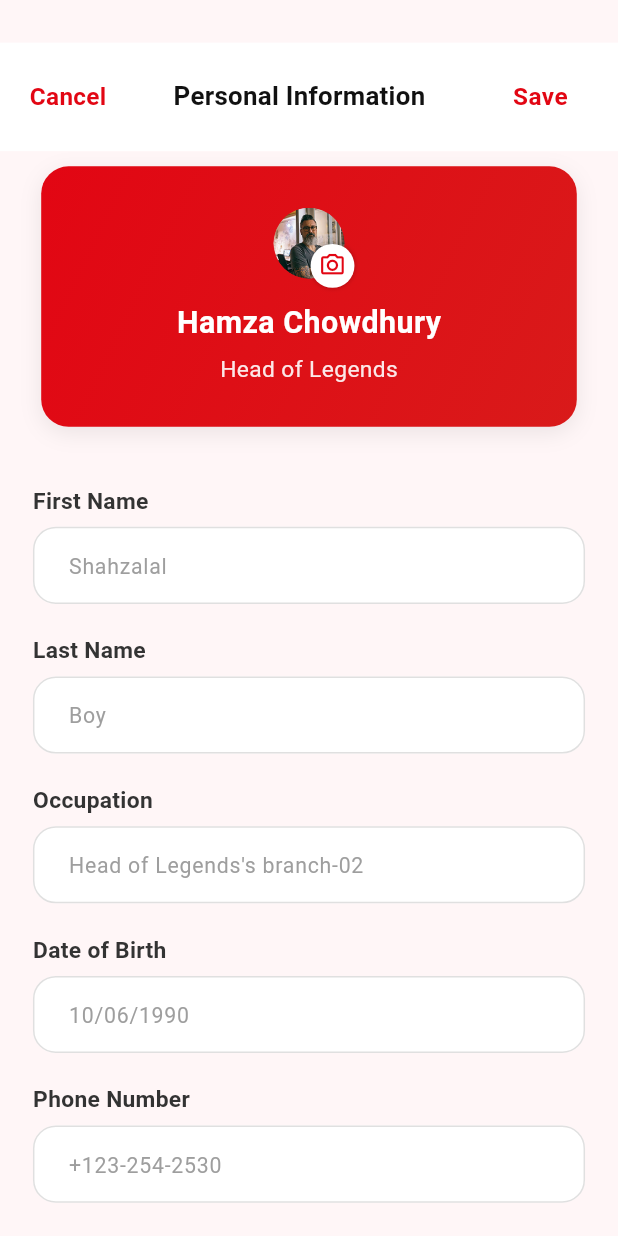
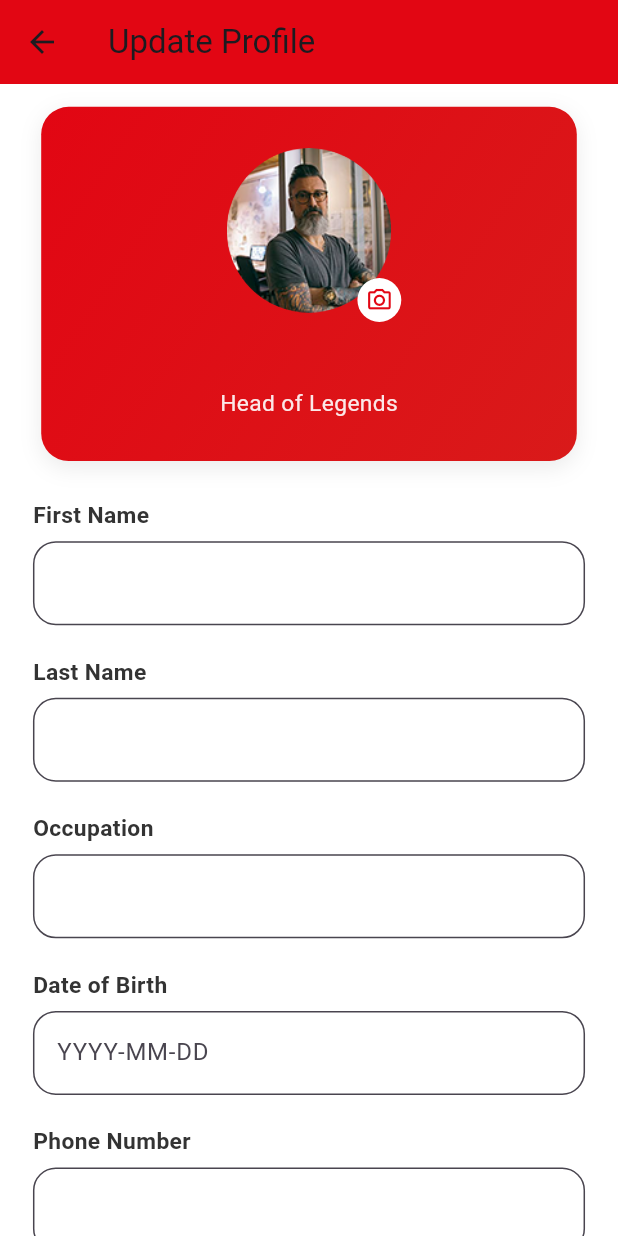
Before and after one commit to backbencherstudio/hmlegends, a Flutter app: the HeadOfficeChangeInfoScreen screen opened by its route, on a phone screen of 412 x 824 dp. Run offline on Flutter 3.47's test engine with Material 3 defaults, Android fonts, the phone set to English and light mode, and no system bars; our stand-ins replace dio, dotted_border, firebase_auth, firebase_core, fl_chart, flutter_screenutil and 7 more; accounts and stored records are empty; network calls fail; project files that could hold a hidden picture were left out.

Commit message:
added the profil data

```diff
--- a/lib/core/constant/api_endpoint.dart
+++ b/lib/core/constant/api_endpoint.dart
@@ -2,7 +2,7 @@ class ApiEndpoints {
   ApiEndpoints._();
 
   static const String baseUrl =
-      'https://tall-appeals-hart-sight.trycloudflare.com';
+      'https://creative-wanted-clause-trainers.trycloudflare.com';
   static const String googleLogin =
       'http://192.168.5.232:4050/api/auth/google/signin';
 
--- a/lib/presentation/view/admin_flow/admin/profile/screen/head_office_change_info_change.dart
+++ b/lib/presentation/view/admin_flow/admin/profile/screen/head_office_change_info_change.dart
@@ -1,184 +1,179 @@
+import 'dart:io';
 import 'package:flutter/material.dart';
 import 'package:flutter_screenutil/flutter_screenutil.dart';
-import 'package:hmlegends/core/constant/asset_path.dart';
+import 'package:hmlegends/core/constant/api_endpoint.dart';
+import 'package:image_picker/image_picker.dart';
+import 'package:provider/provider.dart';
+import '../../../../../../core/constant/asset_path.dart';
+import '../../../view_model/profile/change_pass_provider.dart';
 
-class HeadOfficeChangeInfoScreen extends StatelessWidget {
+class HeadOfficeChangeInfoScreen extends StatefulWidget {
   const HeadOfficeChangeInfoScreen({super.key});
 
-  void _showSubmitDialog(BuildContext context) {
-    showDialog(
-      context: context,
-      builder: (context) => AlertDialog(
-        backgroundColor: Colors.white,
-        shape: RoundedRectangleBorder(
-          borderRadius: BorderRadius.circular(18.r),
-        ),
-        contentPadding: EdgeInsets.fromLTRB(24.w, 22.h, 24.w, 20.h),
-        content: Column(
-          mainAxisSize: MainAxisSize.min,
-          children: [
-            Text(
-              'Discard Changes?',
-              textAlign: TextAlign.center,
-              style: TextStyle(
-                fontSize: 18.sp,
-                fontWeight: FontWeight.w700,
-                color: const Color(0xFF1E1E1E),
-              ),
-            ),
-            SizedBox(height: 8.h),
-            Text(
-              'Unsaved changes will be lost.',
-              textAlign: TextAlign.center,
-              style: TextStyle(
-                fontSize: 14.sp,
-                color: const Color(0xFF777980),
-                height: 1.4,
-              ),
-            ),
-            SizedBox(height: 24.h),
-            Column(
-              children: [
-                // Yes button
-                SizedBox(
-                  width: double.infinity,
-                  height: 46.h,
-                  child: ElevatedButton(
-                    onPressed: () {
-                      Navigator.pop(context);
-                      // discard logic here
-                    },
-                    style: ElevatedButton.styleFrom(
-                      backgroundColor: const Color(0xffE20613),
-                      shape: RoundedRectangleBorder(
-                        borderRadius: BorderRadius.circular(30.r),
-                      ),
-                      elevation: 2,
-                    ),
-                    child: Text(
-                      'Yes, Discard',
-                      style: TextStyle(
-                        fontSize: 15.sp,
-                        fontWeight: FontWeight.w600,
-                        color: Colors.white,
-                        letterSpacing: 0.3,
-                      ),
-                    ),
-                  ),
-                ),
-                SizedBox(height: 12.h),
-                // No button
-                SizedBox(
-                  width: double.infinity,
-                  height: 46.h,
-                  child: OutlinedButton(
-                    onPressed: () => Navigator.pop(context),
-                    style: OutlinedButton.styleFrom(
-                      side: const BorderSide(color: Color(0xffE20613), width: 1.2),
-                      shape: RoundedRectangleBorder(
-                        borderRadius: BorderRadius.circular(30.r),
-                      ),
-                    ),
-                    child: Text(
-                      'No, Keep Editing',
-                      style: TextStyle(
-                        color: const Color(0xffE20613),
-                        fontSize: 15.sp,
-                        fontWeight: FontWeight.w600,
-                      ),
-                    ),
-                  ),
-                ),
-              ],
-            ),
-          ],
-        ),
-      ),
+  @override
+  State<HeadOfficeChangeInfoScreen> createState() =>
+      _HeadOfficeChangeInfoScreenState();
+}
+
+class _HeadOfficeChangeInfoScreenState
+    extends State<HeadOfficeChangeInfoScreen> {
+  // Controllers
+  final TextEditingController firstNameController = TextEditingController();
+  final TextEditingController lastNameController = TextEditingController();
+  final TextEditingController occupationController = TextEditingController();
+  final TextEditingController dateOfBirthController = TextEditingController();
+  final TextEditingController phoneController = TextEditingController();
+  final TextEditingController cityController = TextEditingController();
+  final TextEditingController addressController = TextEditingController();
+
+  File? selectedImage; // picked image
+  String? existingImageUrl; // image from server
+
+  @override
+  void initState() {
+    super.initState();
+    loadProfileData();
+  }
+
+  Future<void> loadProfileData() async {
+    final provider = Provider.of<ChangePasswordProvider>(
+      context,
+      listen: false,
     );
+    await provider.adminCheckMe();
+    final data = provider.adminInfoModel?.data;
+
+    if (data != null) {
+      firstNameController.text = data.firstName ?? "";
+      lastNameController.text = data.lastName ?? "";
+      occupationController.text = data.occupation ?? "";
+      dateOfBirthController.text = data.dateOfBirth ?? "";
+      phoneController.text = data.phoneNumber ?? "";
+      cityController.text = data.city ?? "";
+      addressController.text = data.address ?? "";
+      existingImageUrl = data.avatar; // store server image URL
+    }
+
+    setState(() {});
+  }
+
+  Future<void> chooseImage() async {
+    final picker = ImagePicker();
+    final pickedFile = await picker.pickImage(
+      source: ImageSource.gallery,
+      imageQuality: 70,
+    );
+
+    if (pickedFile != null) {
+      setState(() {
+        selectedImage = File(pickedFile.path);
+      });
+    }
   }
 
   @override
   Widget build(BuildContext context) {
+    final provider = Provider.of<ChangePasswordProvider>(context);
+
     return Scaffold(
-      backgroundColor: const Color(0xffFFF6F7),
+      appBar: AppBar(
+        title: const Text("Update Profile"),
+        backgroundColor: const Color(0xFFE20613),
+      ),
       body: SingleChildScrollView(
         child: Column(
-          crossAxisAlignment: CrossAxisAlignment.stretch,
           children: [
-            SizedBox(height: 28.h),
+            _ProfileHeader(
+              pickedImage: selectedImage,
+              imageUrl: existingImageUrl,
+              fname: firstNameController.text,
+              lname: lastNameController.text,
+              onImagePick: chooseImage,
+            ),
 
-            // AppBar Section
-            Container(
-              padding: EdgeInsets.symmetric(horizontal: 18.w, vertical: 12.h),
-              color: Colors.white,
-              child: Row(
-                mainAxisAlignment: MainAxisAlignment.spaceBetween,
-                children: [
-                  // Cancel Button
-                  GestureDetector(
-                    onTap: () => Navigator.pop(context),
+            LabeledInputField(
+              label: "First Name",
+              placeholder: "",
+              controller: firstNameController,
+            ),
+            LabeledInputField(
+              label: "Last Name",
+              placeholder: "",
+              controller: lastNameController,
+            ),
+            LabeledInputField(
+              label: "Occupation",
+              placeholder: "",
+              controller: occupationController,
+            ),
+            LabeledInputField(
+              label: "Date of Birth",
+              placeholder: "YYYY-MM-DD",
+              controller: dateOfBirthController,
+            ),
+            LabeledInputField(
+              label: "Phone Number",
+              placeholder: "",
+              controller: phoneController,
+              isNumeric: true,
+            ),
+            LabeledInputField(
+              label: "City",
+              placeholder: "",
+              controller: cityController,
+            ),
+            LabeledInputField(
+              label: "Address",
+              placeholder: "",
+              controller: addressController,
+              isMultiline: true,
+            ),
+
+            SizedBox(height: 20.h),
+
+            SizedBox(
+              width: MediaQuery.of(context).size.width * 0.9,
+              child: ElevatedButton(
+                onPressed: () async {
+                  final success = await provider.updateAdminProfile(
+                    firstName: firstNameController.text,
+                    lastName: lastNameController.text,
+                    occupation: occupationController.text,
+                    dateOfBirth: dateOfBirthController.text,
+                    phoneNumber: phoneController.text,
+                    city: cityController.text,
+                    address: addressController.text,
+                    image: selectedImage,
+                  );
+
+                  ScaffoldMessenger.of(context).showSnackBar(
+                    SnackBar(
+                      content: Text(
+                        success
+                            ? "Profile updated successfully"
+                            : "Failed to update profile",
+                      ),
+                    ),
+                  );
+                },
+                style: ElevatedButton.styleFrom(
+                  backgroundColor: const Color(0xFFE20613),
+                  padding: EdgeInsets.symmetric(
+                    horizontal: 40.w,
+                    vertical: 15.h,
+                  ),
+                  shape: RoundedRectangleBorder(
+                    borderRadius: BorderRadius.circular(15.r),
+                  ),
+                ),
                 child: Text(
-                      'Cancel',
-                      style: TextStyle(
-                        color: const Color(0xffE20613),
-                        fontSize: 16.sp,
-                        fontWeight: FontWeight.w700,
-                        letterSpacing: 0.2,
+                  "Save",
+                  style: TextStyle(fontSize: 16.sp, color: Colors.white),
                 ),
               ),
             ),
 
-                  // Title
-                  Text(
-                    'Personal Information',
-                    style: TextStyle(
-                      color: const Color(0xFF111111),
-                      fontWeight: FontWeight.w700,
-                      fontSize: 17.sp,
-                      letterSpacing: 0.2,
-                    ),
-                  ),
-
-                  // Save Button
-                  TextButton(
-                    onPressed: () => _showSubmitDialog(context),
-                    child: Text(
-                      'Save',
-                      style: TextStyle(
-                        color: const Color(0xffE20613),
-                        fontSize: 16.sp,
-                        fontWeight: FontWeight.w700,
-                        letterSpacing: 0.3,
-                      ),
-                    ),
-                  ),
-                ],
-              ),
-            ),
-
-            const _ProfileHeader(),
-            SizedBox(height: 18.h),
-
-            // Input Fields
-            const LabeledInputField(label: 'First Name', placeholder: 'Shahzalal'),
-            const LabeledInputField(label: 'Last Name', placeholder: 'Boy'),
-            const LabeledInputField(
-              label: 'Occupation',
-              placeholder: "Head of Legends's branch-02",
-            ),
-            const LabeledInputField(label: 'Date of Birth', placeholder: '10/06/1990'),
-            const LabeledInputField(
-              label: 'Phone Number',
-              placeholder: '+123-254-2530',
-              isNumeric: true,
-            ),
-            const LabeledInputField(label: 'City', placeholder: 'Boston, MA'),
-            const LabeledInputField(
-              label: 'Address',
-              placeholder: '123 Main St, Apt 4B',
-              isMultiline: true,
-            ),
-            SizedBox(height: 50.h),
+            SizedBox(height: 30.h),
           ],
         ),
       ),
@@ -186,14 +181,53 @@ class HeadOfficeChangeInfoScreen extends StatelessWidget {
   }
 }
 
-// 🧑‍💼 Profile Header Card
+/// ----------------------
+/// PROFILE HEADER
+/// ----------------------
 class _ProfileHeader extends StatelessWidget {
-  const _ProfileHeader();
+  final File? pickedImage;
+  final String? imageUrl;
+  final String fname;
+  final String lname;
+  final VoidCallback onImagePick;
+
+  const _ProfileHeader({
+    this.pickedImage,
+    this.imageUrl,
+    required this.fname,
+    required this.lname,
+    required this.onImagePick,
+  });
 
   @override
   Widget build(BuildContext context) {
+    Widget displayImage;
+
+    if (pickedImage != null) {
+      displayImage = Image.file(
+        pickedImage!,
+        width: 100.w,
+        height: 100.w,
+        fit: BoxFit.cover,
+      );
+    } else if (imageUrl != null && imageUrl!.isNotEmpty) {
+      displayImage = Image.network(
+        "${ApiEndpoints.baseUrl}/storage/avatar/$imageUrl",
+        width: 100.w,
+        height: 100.w,
+        fit: BoxFit.cover,
+      );
+    } else {
+      displayImage = Image.asset(
+        AssetPaths.personIcon,
+        width: 100.w,
+        height: 100.w,
+        fit: BoxFit.cover,
+      );
+    }
+
     return Container(
-      margin: EdgeInsets.symmetric(horizontal: 25.w, vertical: 10.h),
+      margin: EdgeInsets.symmetric(horizontal: 25.w, vertical: 15.h),
       padding: EdgeInsets.all(25.w),
       decoration: BoxDecoration(
         gradient: const LinearGradient(
@@ -216,26 +250,17 @@ class _ProfileHeader extends StatelessWidget {
             Stack(
               clipBehavior: Clip.none,
               children: [
-                ClipOval(
-                  child: Image.asset(
-                    AssetPaths.personIcon,
-                    scale: 2.7,
-                    fit: BoxFit.cover,
-                    errorBuilder: (context, error, stackTrace) =>
-                    const Icon(Icons.person, size: 60, color: Colors.white),
-                  ),
-                ),
+                ClipOval(child: displayImage),
                 Positioned(
                   bottom: -6.h,
                   right: -6.w,
+                  child: GestureDetector(
+                    onTap: onImagePick,
                     child: Container(
                       padding: EdgeInsets.all(5.w),
                       decoration: const BoxDecoration(
                         color: Colors.white,
                         shape: BoxShape.circle,
-                      boxShadow: [
-                        BoxShadow(color: Colors.black26, blurRadius: 2)
-                      ],
                       ),
                       child: Icon(
                         Icons.camera_alt_outlined,
@@ -244,16 +269,16 @@ class _ProfileHeader extends StatelessWidget {
                       ),
                     ),
                   ),
+                ),
               ],
             ),
             SizedBox(height: 15.h),
             Text(
-              'Hamza Chowdhury',
+              "$fname $lname",
               style: TextStyle(
                 color: Colors.white,
                 fontSize: 20.sp,
                 fontWeight: FontWeight.w700,
-                letterSpacing: 0.3,
               ),
             ),
             SizedBox(height: 5.h),
@@ -262,7 +287,6 @@ class _ProfileHeader extends StatelessWidget {
               style: TextStyle(
                 color: Colors.white.withOpacity(0.9),
                 fontSize: 15.sp,
-                fontWeight: FontWeight.w400,
               ),
             ),
           ],
@@ -272,17 +296,21 @@ class _ProfileHeader extends StatelessWidget {
   }
 }
 
-// 🧾 Custom Input Field
+/// ----------------------
+/// CUSTOM INPUT FIELD
+/// ----------------------
 class LabeledInputField extends StatelessWidget {
   final String label;
   final String placeholder;
   final bool isNumeric;
   final bool isMultiline;
+  final TextEditingController controller;
 
   const LabeledInputField({
     super.key,
     required this.label,
     required this.placeholder,
+    required this.controller,
     this.isNumeric = false,
     this.isMultiline = false,
   });
@@ -300,38 +328,18 @@ class LabeledInputField extends StatelessWidget {
               fontWeight: FontWeight.w600,
               fontSize: 15.sp,
               color: const Color(0xFF333333),
-              letterSpacing: 0.2,
             ),
           ),
           SizedBox(height: 6.h),
           TextField(
+            controller: controller,
             maxLines: isMultiline ? 3 : 1,
             keyboardType: isNumeric ? TextInputType.phone : TextInputType.text,
-            style: TextStyle(
-              fontSize: 15.sp,
-              fontWeight: FontWeight.w500,
-              color: const Color(0xFF111111),
-            ),
             decoration: InputDecoration(
               hintText: placeholder,
-              hintStyle: TextStyle(
-                color: Colors.grey.shade500,
-                fontSize: 14.sp,
-                fontWeight: FontWeight.w400,
-              ),
               filled: true,
               fillColor: Colors.white,
-              contentPadding:
-              EdgeInsets.symmetric(vertical: 14.h, horizontal: 18.w),
               border: OutlineInputBorder(
-                borderRadius: BorderRadius.circular(15.r),
-                borderSide: BorderSide(color: Colors.grey.shade300),
-              ),
-              focusedBorder:  OutlineInputBorder(
-                borderRadius: BorderRadius.all(Radius.circular(15)),
-                borderSide: BorderSide(color: Colors.grey.shade300),
-              ),
-              enabledBorder: OutlineInputBorder(
                 borderRadius: BorderRadius.circular(15.r),
                 borderSide: BorderSide(color: Colors.grey.shade300),
               ),
```
Also changed, not shown: lib/presentation/view/admin_flow/admin_model/admin_checkme_model.dart (+36 -28 lines), lib/presentation/view/admin_flow/view_model/profile/change_pass_provider.dart (+18 -49 lines). Lines whose indentation alone changed are shown as unchanged.
